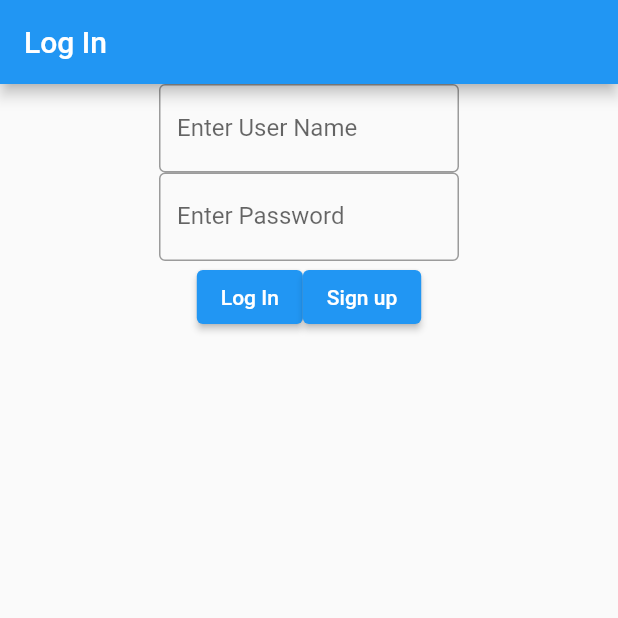
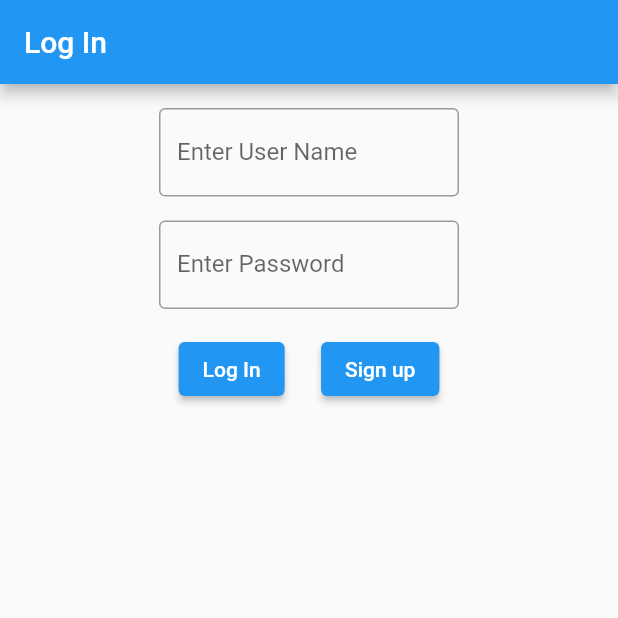
Before and after one commit to ZacSchepis/BorrowMii, a Flutter app: the screen it shows after launch, on a phone screen of 412 x 824 dp, the top half of it. Run offline on Flutter 3.47's test engine with Material 2 defaults, Android fonts, the phone set to English and light mode, and no system bars; our stand-ins replace cloud_firestore, firebase_auth, firebase_core; accounts and stored records are empty.

Commit message:
bugfixes and visual improvements

```diff
--- a/lib/logIn.dart
+++ b/lib/logIn.dart
@@ -142,6 +142,7 @@ class LogInPage extends State<LogIn> {
       body: Center(
           child: Column(
         children: [
+          Text(""),
           SizedBox(
             // <-- SEE HERE
             width: 200,
@@ -158,6 +159,7 @@ class LogInPage extends State<LogIn> {
                   return null;
                 }),
           ),
+          Text(""),
           SizedBox(
             // <-- SEE HERE
             width: 200,
@@ -170,6 +172,7 @@ class LogInPage extends State<LogIn> {
               ),
             ),
           ),
+          Text(""),
           Row(
             mainAxisAlignment: MainAxisAlignment.center,
             children: [
@@ -179,6 +182,7 @@ class LogInPage extends State<LogIn> {
                 },
                 child: const Text('Log In'),
               ),
+              Text("       "),
               ElevatedButton(
                 onPressed: () {
                   formSignUp();
--- a/lib/panel.dart
+++ b/lib/panel.dart
@@ -4,7 +4,6 @@ import 'package:team_d_project/InteractableItem.dart';
 import 'modelViewController.dart';
 import 'item.dart';
 import 'searchListWidget.dart';
-import 'InteractableItem.dart';
 
 //panels for tabbed info on main screen
 class Panel extends StatefulWidget {
@@ -29,7 +28,7 @@ class _PanelState extends State<Panel> {
     'Search Items',
     style: optionStyle,
   );
-  Widget displayWidget = Text("null");
+  Widget displayWidget = const Text("");
   ModelViewController mvc = ModelViewController();
 
   List<Widget> getWidgetOptions() {
@@ -209,7 +208,7 @@ class _BorrowPanelState extends State<_BorrowPanel> {
   ModelViewController mvc = ModelViewController();
   void filterSearchResults(String query) async {
     List<Item> results = [];
-    items = await mvc.searchOtherItems();
+    items = await mvc.getBorrowedItems();
     items.forEach((item) {
       if (item.itemname.toLowerCase().contains(query.toLowerCase())) {
         results.add(item);
```
